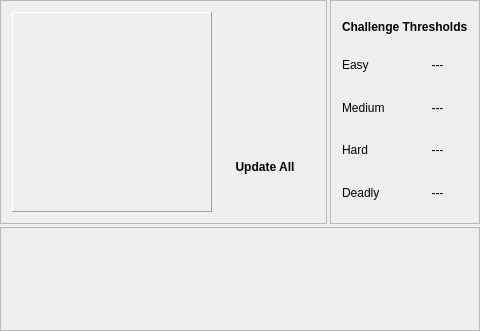
This is DMHelper/src/partyframe.ui in MMetze/DMHelper as Qt 5 draws it before an edit. The edited form follows.
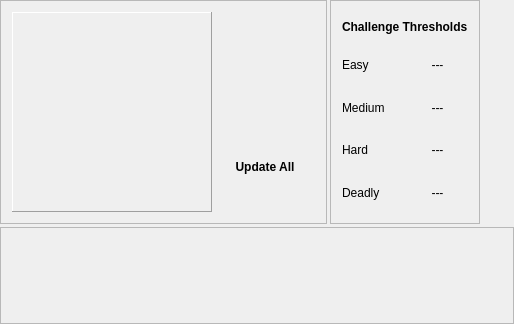
This is the edited form. Icons and pictures are not drawn.

The edit to the form file:
```diff
--- a/DMHelper/src/partyframe.ui
+++ b/DMHelper/src/partyframe.ui
@@ -6,8 +6,8 @@
    <rect>
     <x>0</x>
     <y>0</y>
-    <width>480</width>
-    <height>331</height>
+    <width>514</width>
+    <height>324</height>
    </rect>
   </property>
   <property name="windowTitle">
@@ -912,8 +912,8 @@
        <rect>
         <x>0</x>
         <y>0</y>
-        <width>478</width>
-        <height>100</height>
+        <width>512</width>
+        <height>93</height>
        </rect>
       </property>
      </widget>
```
Left out of the diff: 253 changed lines with no effect on the pictures.
